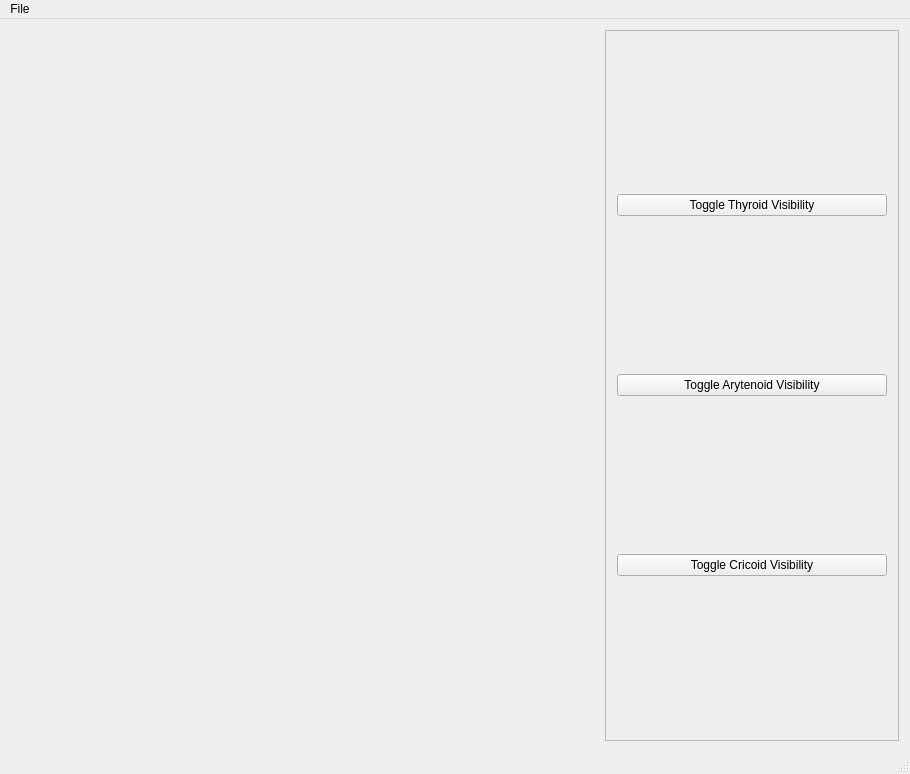
The window that mainwindowform.ui (hilton92/open-larynx) describes before a commit, drawn with Qt 5.
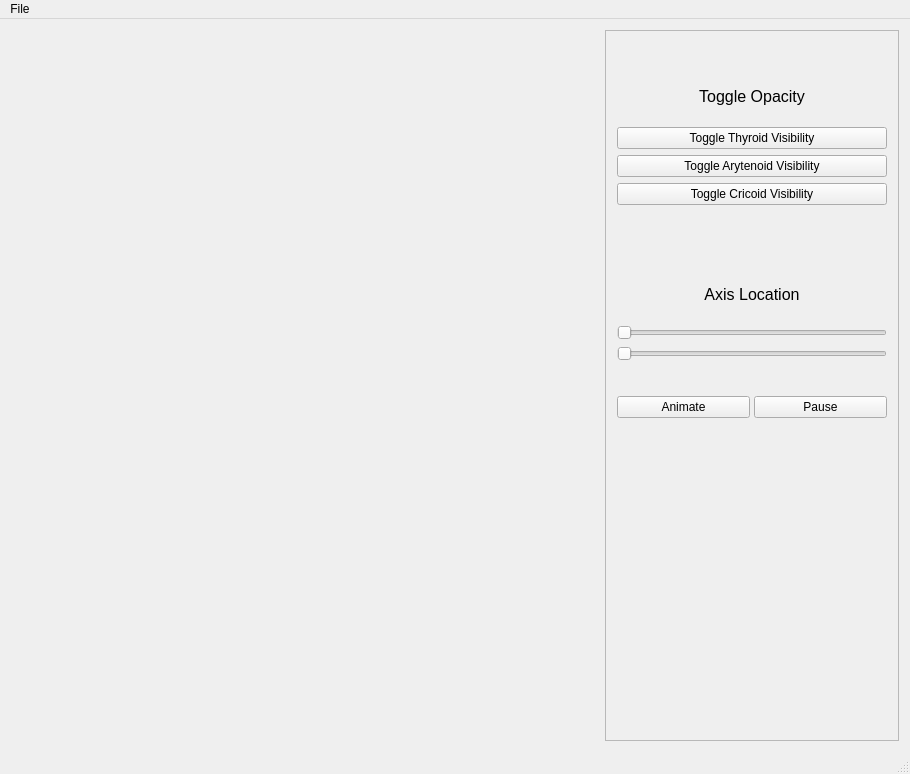
The same window after the commit. Custom widgets are drawn as their Qt base class.

Patch:
```diff
--- a/mainwindowform.ui
+++ b/mainwindowform.ui
@@ -51,7 +51,53 @@
       <property name="frameShadow">
        <enum>QFrame::Raised</enum>
       </property>
-      <layout class="QVBoxLayout" name="verticalLayout_2">
+      <layout class="QVBoxLayout" name="verticalLayout_2" stretch="1,1,1,1,1,2,1,1,1,1,1,8,0,0">
+       <item>
+        <spacer name="verticalSpacer_6">
+         <property name="orientation">
+          <enum>Qt::Vertical</enum>
+         </property>
+         <property name="sizeHint" stdset="0">
+          <size>
+           <width>20</width>
+           <height>40</height>
+          </size>
+         </property>
+        </spacer>
+       </item>
+       <item>
+        <widget class="QLabel" name="label">
+         <property name="sizePolicy">
+          <sizepolicy hsizetype="Preferred" vsizetype="Minimum">
+           <horstretch>0</horstretch>
+           <verstretch>0</verstretch>
+          </sizepolicy>
+         </property>
+         <property name="minimumSize">
+          <size>
+           <width>0</width>
+           <height>50</height>
+          </size>
+         </property>
+         <property name="font">
+          <font>
+           <pointsize>12</pointsize>
+          </font>
+         </property>
+         <property name="text">
+          <string>Toggle Opacity</string>
+         </property>
+         <property name="alignment">
+          <set>Qt::AlignCenter</set>
+         </property>
+         <property name="indent">
+          <number>-1</number>
+         </property>
+         <property name="textInteractionFlags">
+          <set>Qt::NoTextInteraction</set>
+         </property>
+        </widget>
+       </item>
        <item>
         <widget class="QPushButton" name="toggleThyroid">
          <property name="enabled">
@@ -85,6 +131,133 @@
          </property>
         </widget>
        </item>
+       <item>
+        <spacer name="verticalSpacer_2">
+         <property name="orientation">
+          <enum>Qt::Vertical</enum>
+         </property>
+         <property name="sizeHint" stdset="0">
+          <size>
+           <width>20</width>
+           <height>40</height>
+          </size>
+         </property>
+        </spacer>
+       </item>
+       <item>
+        <widget class="QLabel" name="label_2">
+         <property name="sizePolicy">
+          <sizepolicy hsizetype="Preferred" vsizetype="Minimum">
+           <horstretch>0</horstretch>
+           <verstretch>0</verstretch>
+          </sizepolicy>
+         </property>
+         <property name="minimumSize">
+          <size>
+           <width>0</width>
+           <height>50</height>
+          </size>
+         </property>
+         <property name="font">
+          <font>
+           <pointsize>12</pointsize>
+          </font>
+         </property>
+         <property name="text">
+          <string>Axis Location</string>
+         </property>
+         <property name="alignment">
+          <set>Qt::AlignCenter</set>
+         </property>
+        </widget>
+       </item>
+       <item>
+        <widget class="QSlider" name="horizontalSlider_2">
+         <property name="orientation">
+          <enum>Qt::Horizontal</enum>
+         </property>
+        </widget>
+       </item>
+       <item>
+        <widget class="QSlider" name="horizontalSlider">
+         <property name="orientation">
+          <enum>Qt::Horizontal</enum>
+         </property>
+        </widget>
+       </item>
+       <item>
+        <spacer name="verticalSpacer_5">
+         <property name="orientation">
+          <enum>Qt::Vertical</enum>
+         </property>
+         <property name="sizeHint" stdset="0">
+          <size>
+           <width>20</width>
+           <height>40</height>
+          </size>
+         </property>
+        </spacer>
+       </item>
+       <item>
+        <layout class="QHBoxLayout" name="horizontalLayout_2">
+         <property name="spacing">
+          <number>4</number>
+         </property>
+         <item>
+          <widget class="QPushButton" name="Animate">
+           <property name="text">
+            <string>Animate</string>
+           </property>
+          </widget>
+         </item>
+         <item>
+          <widget class="QPushButton" name="Pause">
+           <property name="text">
+            <string>Pause</string>
+           </property>
+          </widget>
+         </item>
+        </layout>
+       </item>
+       <item>
+        <spacer name="verticalSpacer_3">
+         <property name="orientation">
+          <enum>Qt::Vertical</enum>
+         </property>
+         <property name="sizeHint" stdset="0">
+          <size>
+           <width>20</width>
+           <height>40</height>
+          </size>
+         </property>
+        </spacer>
+       </item>
+       <item>
+        <spacer name="verticalSpacer_4">
+         <property name="orientation">
+          <enum>Qt::Vertical</enum>
+         </property>
+         <property name="sizeHint" stdset="0">
+          <size>
+           <width>20</width>
+           <height>40</height>
+          </size>
+         </property>
+        </spacer>
+       </item>
+       <item>
+        <spacer name="verticalSpacer">
+         <property name="orientation">
+          <enum>Qt::Vertical</enum>
+         </property>
+         <property name="sizeHint" stdset="0">
+          <size>
+           <width>20</width>
+           <height>40</height>
+          </size>
+         </property>
+        </spacer>
+       </item>
       </layout>
      </widget>
     </item>
```
Left out of the diff: 10 changed lines with no effect on the pictures.
